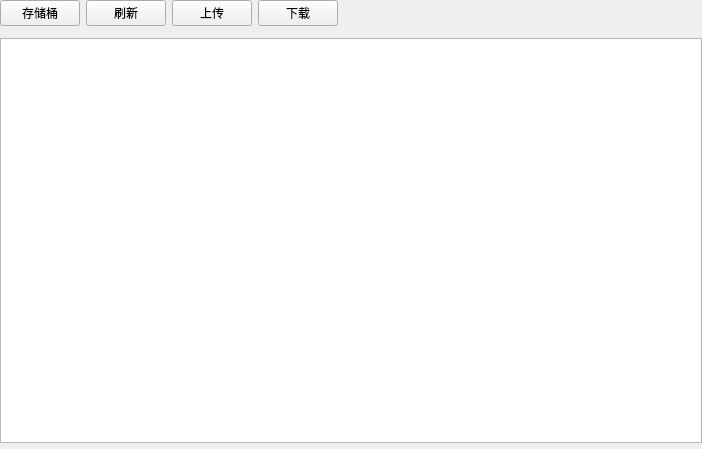
Before: the Qt Designer form project/src/fend/uimain/uiobjectstablewidget.ui in afeiyoo/CosBrowser-Qt, drawn with Qt 5.
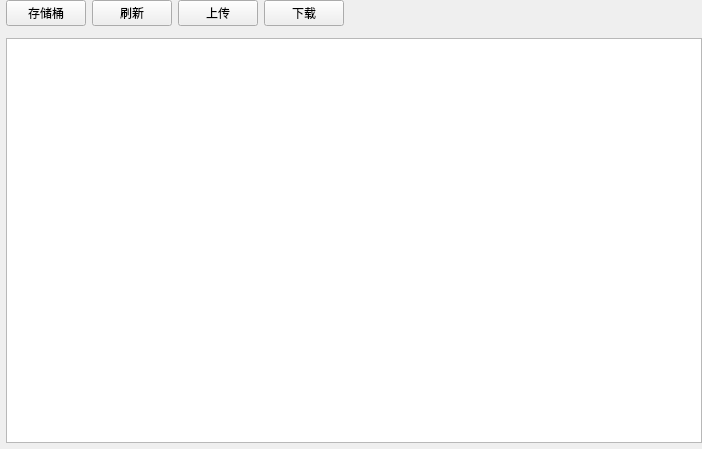
After: the same form once the commit is applied. Custom widgets are drawn as their Qt base class.

Patch:
```diff
--- a/project/src/fend/uimain/uiobjectstablewidget.ui
+++ b/project/src/fend/uimain/uiobjectstablewidget.ui
@@ -15,7 +15,7 @@
   </property>
   <layout class="QVBoxLayout" name="verticalLayout">
    <property name="leftMargin">
-    <number>0</number>
+    <number>6</number>
    </property>
    <property name="topMargin">
     <number>0</number>
```
